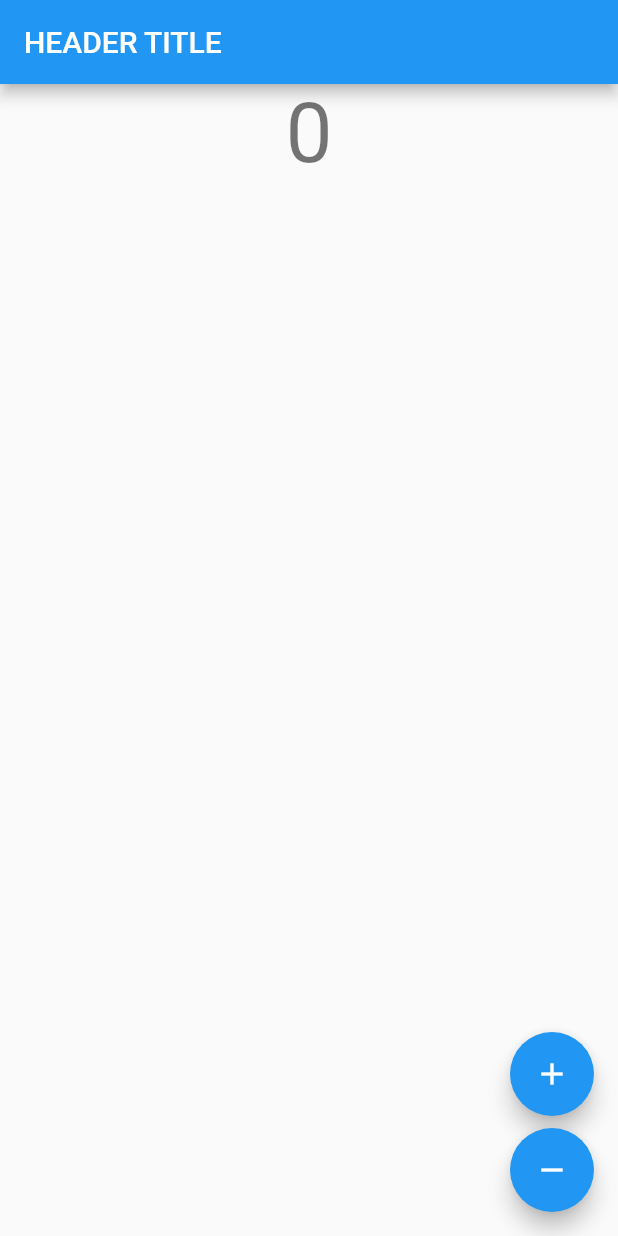
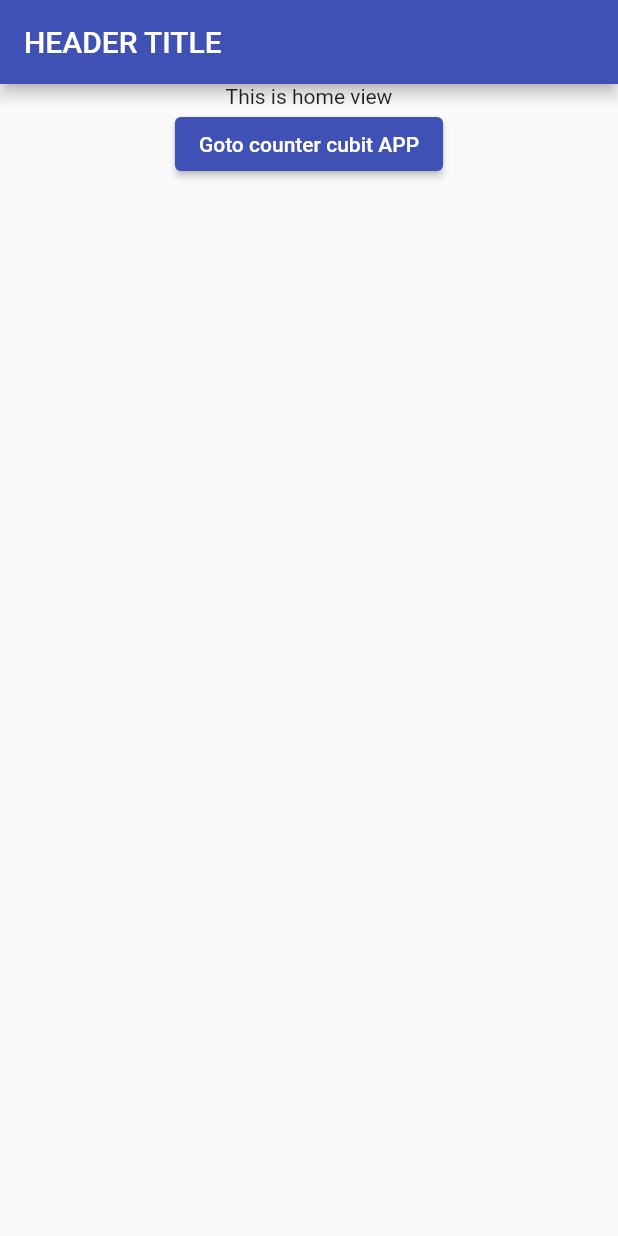
Before and after one commit to NoatToan/milestone, a Flutter app: the screen it shows after launch, on a phone screen of 412 x 824 dp. Run offline on Flutter 3.47's test engine with Material 2 defaults, Android fonts, the phone set to English and light mode, and no system bars; our stand-ins replace bloc, flutter_bloc, flutter_dotenv.

Commit message:
feat: refactor counter app separated with other

```diff
--- a/lib/main.dart
+++ b/lib/main.dart
@@ -4,6 +4,7 @@ import 'package:milestone_project/app_inherited_widget.dart';
 import 'package:milestone_project/app_state.dart';
 import 'package:milestone_project/modules/counter_app.dart';
 import 'package:flutter_dotenv/flutter_dotenv.dart';
+import 'package:milestone_project/modules/home/view/home_page.dart';
 
 void main() async {
   var envName = const String.fromEnvironment('env_name', defaultValue: '');
@@ -39,9 +40,7 @@ class MyApp extends StatelessWidget {
       home: const AppState(
         child: AppInheritedWidget(
           color: Colors.red,
-          child: CounterApp(
-            key: Key('test'),
-          ),
+          child: HomePage(),
         ),
       ),
     );
--- a/lib/modules/counter/view/counter_view.dart
+++ b/lib/modules/counter/view/counter_view.dart
@@ -10,6 +10,9 @@ import 'package:milestone_project/modules/counter/counter.dart';
 class CounterView extends AppBaseView {
   /// {@macro counter_view}
   const CounterView({super.key});
+
+  @override
+  Text get textTitle => const Text('Counter page');
 
   @override
   Widget floatingActionButton(BuildContext context) {
--- /dev/null
+++ b/lib/modules/home/view/home_page.dart
@@ -0,0 +1,18 @@
+import 'package:flutter/material.dart';
+import 'package:flutter_bloc/flutter_bloc.dart';
+import 'package:milestone_project/modules/counter/counter.dart';
+import 'package:milestone_project/modules/home/view/home_view.dart';
+
+/// {@template counter_page}
+/// A [StatelessWidget] which is responsible for providing a
+/// [CounterCubit] instance to the [CounterView].
+/// {@endtemplate}
+class HomePage extends StatelessWidget {
+  /// {@macro counter_page}
+  const HomePage({super.key});
+
+  @override
+  Widget build(BuildContext context) {
+    return const HomeView();
+  }
+}
--- /dev/null
+++ b/lib/modules/home/view/home_view.dart
@@ -0,0 +1,25 @@
+import 'package:flutter/material.dart';
+import 'package:milestone_project/app_base_view.dart';
+import 'package:milestone_project/modules/counter_app.dart';
+
+class HomeView extends AppBaseView {
+  const HomeView({Key? key}) : super(key: key);
+
+  @override
+  Widget body(BuildContext context) {
+    return Column(
+      children: [
+        const Text('This is home view'),
+        ElevatedButton(
+          child: const Text('Goto counter cubit APP'),
+          onPressed: () {
+            Navigator.push(
+              context,
+              MaterialPageRoute(builder: (context) => const CounterApp()),
+            );
+          },
+        ),
+      ],
+    );
+  }
+}
```
Also changed, not shown: lib/app_base_view.dart (+4 -6 lines).
